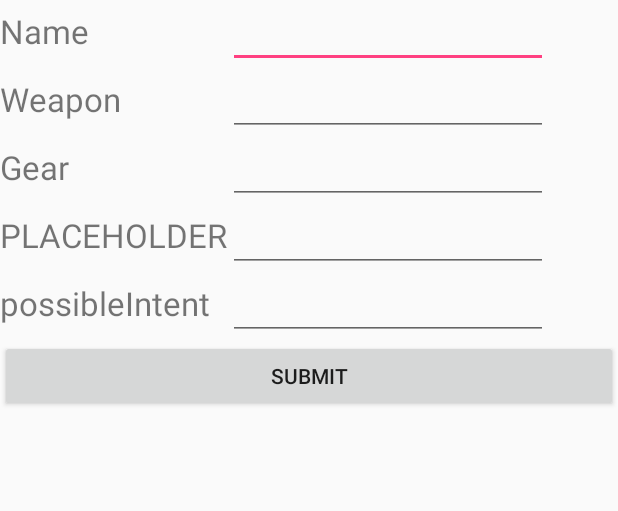
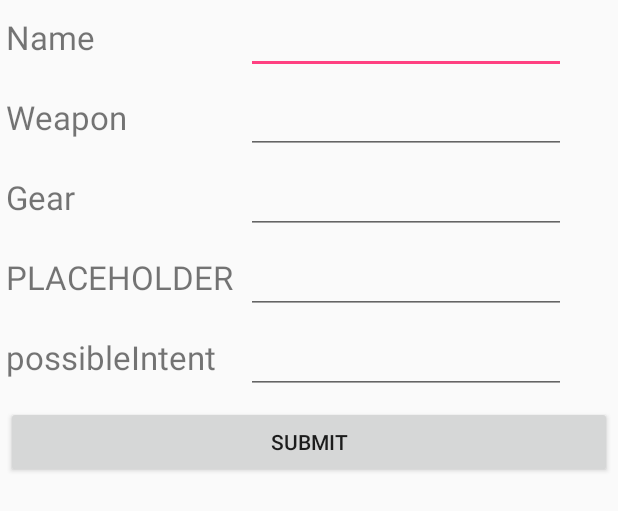
Before and after one commit to RoyceNguyen/BuildCalculator, an Android app: the layout fragment_create_build.xml on its own in the app's theme, with its tools: preview values and no code run, on a phone screen of 412 x 824 dp. Shown: the top 511 px of the screen. Run offline under Robolectric (Android 15) with nearby library versions, the phone set to English and light mode, and no system bars.

```diff
--- a/app/src/main/java/com/rnb/install/buildcalculator/DatabaseHandler.java
+++ b/app/src/main/java/com/rnb/install/buildcalculator/DatabaseHandler.java
@@ -7,5 +7,5 @@ import android.database.sqlite.SQLiteOpenHelper;
  */
 
 //public class DatabaseHandler extends SQLiteOpenHelper {
-//delete this
+
 //}
--- a/app/src/main/res/layout/fragment_build.xml
+++ b/app/src/main/res/layout/fragment_build.xml
@@ -2,7 +2,8 @@
     xmlns:tools="http://schemas.android.com/tools"
     android:layout_width="match_parent"
     android:layout_height="match_parent"
-    tools:context="com.rnb.install.buildcalculator.BuildFragment">
+    tools:context="com.rnb.install.buildcalculator.BuildFragment"
+    android:orientation="vertical">
 
     <!-- TODO: Update blank fragment layout -->
     <!-- Create ListView -->
--- a/app/src/main/res/layout/fragment_create_build.xml
+++ b/app/src/main/res/layout/fragment_create_build.xml
@@ -3,6 +3,7 @@
     android:layout_width="match_parent"
     android:layout_height="match_parent"
     android:columnCount="2"
+    android:useDefaultMargins="true"
     tools:context="com.rnb.install.buildcalculator.CreateBuildFragment">
 
     <!-- TODO: Update blank fragment layout -->
```
